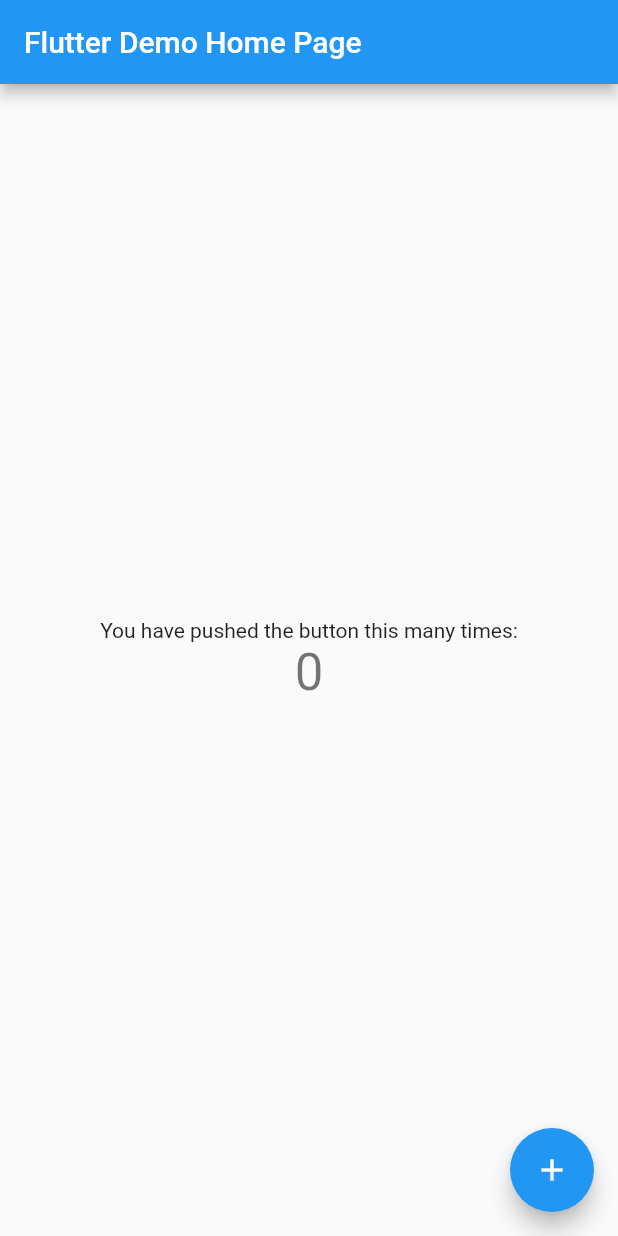
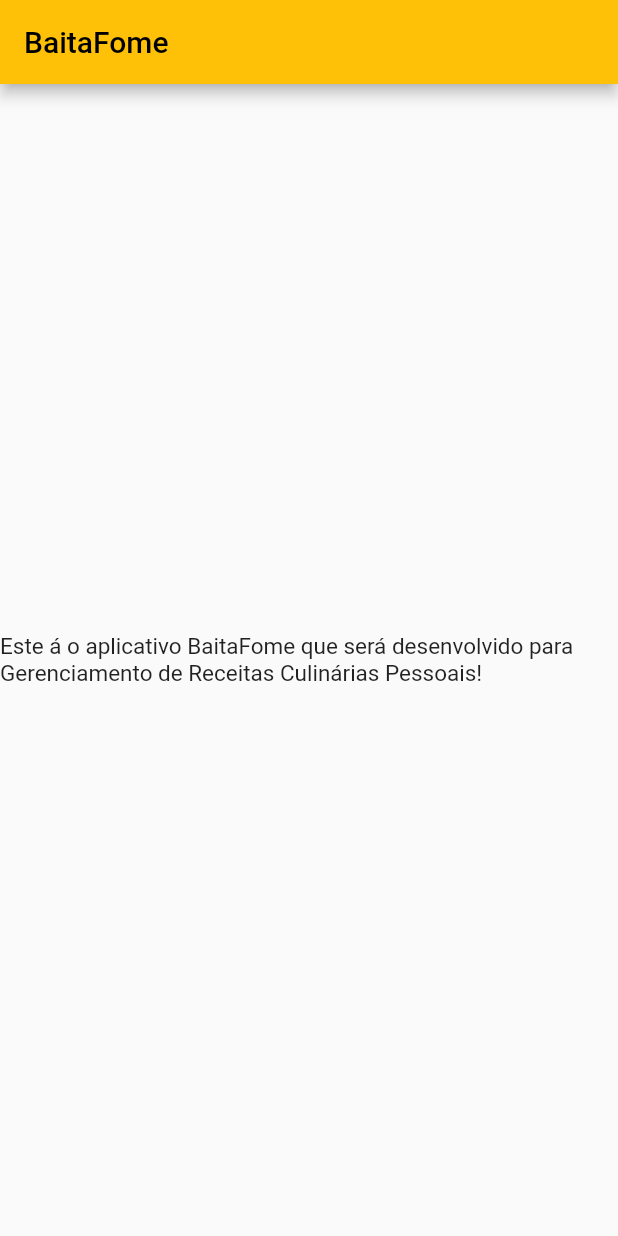
Before and after one commit to MatheusChristmann/baitafome, a Flutter app: the screen it shows after launch, on a phone screen of 412 x 824 dp. Run offline on Flutter 3.47's test engine with Material 2 defaults, Android fonts, the light colour scheme and no system bars.

Commit message:
Alterações iniciais no projeto

```diff
--- a/lib/main.dart
+++ b/lib/main.dart
@@ -7,40 +7,20 @@
 class MyApp extends StatelessWidget {
   const MyApp({super.key});
 
-  // This widget is the root of your application.
   @override
   Widget build(BuildContext context) {
     return MaterialApp(
-      title: 'Flutter Demo',
+      title: 'BaitaFome',
       theme: ThemeData(
-        // This is the theme of your application.
-        //
-        // Try running your application with "flutter run". You'll see the
-        // application has a blue toolbar. Then, without quitting the app, try
-        // changing the primarySwatch below to Colors.green and then invoke
-        // "hot reload" (press "r" in the console where you ran "flutter run",
-        // or simply save your changes to "hot reload" in a Flutter IDE).
-        // Notice that the counter didn't reset back to zero; the application
-        // is not restarted.
-        primarySwatch: Colors.blue,
+        primarySwatch: Colors.amber,
       ),
-      home: const MyHomePage(title: 'Flutter Demo Home Page'),
+      home: const MyHomePage(title: 'BaitaFome'),
     );
   }
 }
 
 class MyHomePage extends StatefulWidget {
   const MyHomePage({super.key, required this.title});
-
-  // This widget is the home page of your application. It is stateful, meaning
-  // that it has a State object (defined below) that contains fields that affect
-  // how it looks.
-
-  // This class is the configuration for the state. It holds the values (in this
-  // case the title) provided by the parent (in this case the App widget) and
-  // used by the build method of the State. Fields in a Widget subclass are
-  // always marked "final".
-
   final String title;
 
   @override
@@ -48,68 +28,25 @@
 }
 
 class _MyHomePageState extends State<MyHomePage> {
-  int _counter = 0;
-
-  void _incrementCounter() {
-    setState(() {
-      // This call to setState tells the Flutter framework that something has
-      // changed in this State, which causes it to rerun the build method below
-      // so that the display can reflect the updated values. If we changed
-      // _counter without calling setState(), then the build method would not be
-      // called again, and so nothing would appear to happen.
-      _counter++;
-    });
-  }
-
   @override
   Widget build(BuildContext context) {
-    // This method is rerun every time setState is called, for instance as done
-    // by the _incrementCounter method above.
-    //
-    // The Flutter framework has been optimized to make rerunning build methods
-    // fast, so that you can just rebuild anything that needs updating rather
-    // than having to individually change instances of widgets.
     return Scaffold(
       appBar: AppBar(
-        // Here we take the value from the MyHomePage object that was created by
-        // the App.build method, and use it to set our appbar title.
         title: Text(widget.title),
       ),
       body: Center(
-        // Center is a layout widget. It takes a single child and positions it
-        // in the middle of the parent.
         child: Column(
-          // Column is also a layout widget. It takes a list of children and
-          // arranges them vertically. By default, it sizes itself to fit its
-          // children horizontally, and tries to be as tall as its parent.
-          //
-          // Invoke "debug painting" (press "p" in the console, choose the
-          // "Toggle Debug Paint" action from the Flutter Inspector in Android
-          // Studio, or the "Toggle Debug Paint" command in Visual Studio Code)
-          // to see the wireframe for each widget.
-          //
-          // Column has various properties to control how it sizes itself and
-          // how it positions its children. Here we use mainAxisAlignment to
-          // center the children vertically; the main axis here is the vertical
-          // axis because Columns are vertical (the cross axis would be
-          // horizontal).
           mainAxisAlignment: MainAxisAlignment.center,
           children: <Widget>[
             const Text(
-              'You have pushed the button this many times:',
-            ),
-            Text(
-              '$_counter',
-              style: Theme.of(context).textTheme.headlineMedium,
+              'Este á o aplicativo BaitaFome que será desenvolvido para Gerenciamento de Receitas Culinárias Pessoais!',
+              style: TextStyle(
+                fontSize: 15,
+              ),
             ),
           ],
         ),
       ),
-      floatingActionButton: FloatingActionButton(
-        onPressed: _incrementCounter,
-        tooltip: 'Increment',
-        child: const Icon(Icons.add),
-      ), // This trailing comma makes auto-formatting nicer for build methods.
     );
   }
 }
```
Also changed, not shown: pubspec.yaml (+4 -69 lines).
